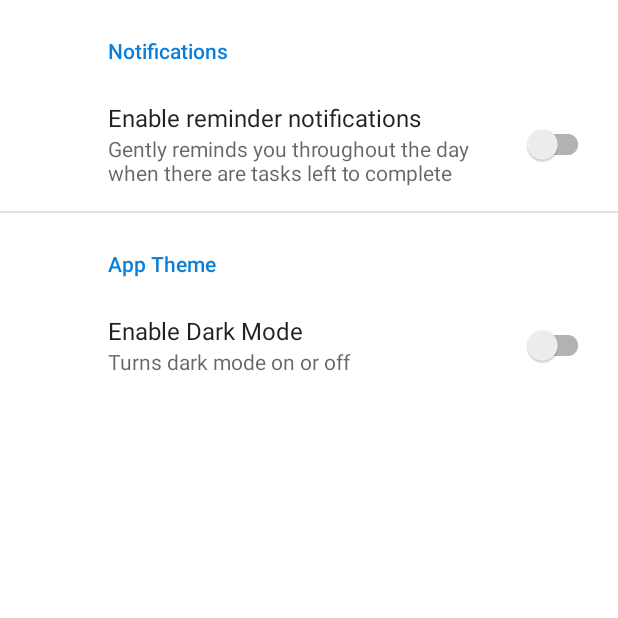
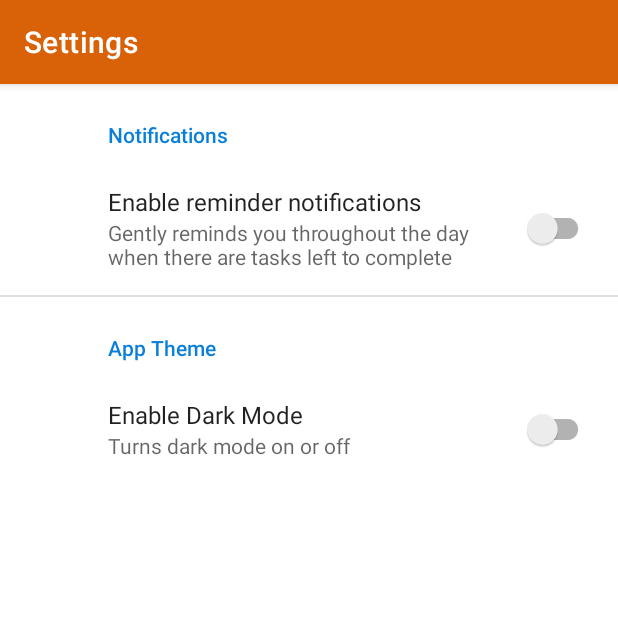
Before and after one commit to tazadejava/incremental, an Android app: the screen it shows after launch (SettingsActivity), in the options menu, after a tap on "Settings", on a phone screen of 412 x 824 dp, the top half of it. Run offline under Robolectric (Android 15) with nearby library versions, the phone set to English and light mode, and no system bars; our stand-ins replace androidx.preference, navigation-ui; libraries missing offline, so code that uses them is left out: com.github.mikephil.charting, net.lingala.zip4j; 53 statements that could not run were skipped.

Commit message:
Fix missing action bar in some activities

```diff
--- a/app/build.gradle
+++ b/app/build.gradle
@@ -7,13 +7,15 @@ android {
         applicationId "me.tazadejava.incremental"
         minSdkVersion 26
         targetSdkVersion 30
-        versionCode 1
-        versionName "1.0"
+        versionCode 2
+        versionName "1.0.1"
         testInstrumentationRunner "androidx.test.runner.AndroidJUnitRunner"
     }
     buildTypes {
         release {
-            minifyEnabled false
+            minifyEnabled true
+            shrinkResources true
+
             proguardFiles getDefaultProguardFile('proguard-android-optimize.txt'), 'proguard-rules.pro'
         }
     }
--- a/app/src/main/java/me/tazadejava/incremental/ui/create/CreateTaskActivity.java
+++ b/app/src/main/java/me/tazadejava/incremental/ui/create/CreateTaskActivity.java
@@ -8,9 +8,11 @@ import android.text.SpannableString;
 import android.text.style.ForegroundColorSpan;
 import android.view.Menu;
 import android.view.MenuItem;
+import android.view.Window;
 import android.widget.FrameLayout;
 
 import androidx.appcompat.app.AppCompatActivity;
+import androidx.appcompat.widget.Toolbar;
 
 import java.time.DayOfWeek;
 import java.time.LocalDate;
@@ -61,6 +63,7 @@ public class CreateTaskActivity extends AppCompatActivity {
     protected void onCreate(Bundle savedInstanceState) {
         super.onCreate(savedInstanceState);
         setContentView(R.layout.activity_create_task);
+
         taskManager = ((IncrementalApplication) getApplication()).getTaskManager();
 
         frame = findViewById(R.id.createTaskFrame);
--- a/app/src/main/java/me/tazadejava/incremental/ui/main/MainActivity.java
+++ b/app/src/main/java/me/tazadejava/incremental/ui/main/MainActivity.java
@@ -58,9 +58,10 @@ public class MainActivity extends AppCompatActivity {
 
         SharedPreferences prefs = PreferenceManager.getDefaultSharedPreferences(getApplicationContext());
         boolean darkMode = prefs.getAll().containsKey("darkModeOn") && ((Boolean) (prefs.getAll().get("darkModeOn")));
-        setTheme(darkMode ? R.style.AppThemeDark : R.style.AppTheme);
+        setTheme(darkMode ? R.style.AppThemeDarkNoActionBar : R.style.AppThemeNoActionBar);
 
         setContentView(R.layout.activity_main);
+
         Toolbar toolbar = findViewById(R.id.toolbar);
         setSupportActionBar(toolbar);
 
--- a/app/src/main/res/values/colors.xml
+++ b/app/src/main/res/values/colors.xml
@@ -15,8 +15,12 @@
     <color name="secondaryDarkColor">#0053a7</color>
     <color name="primaryTextColor">#333333</color>
     <color name="secondaryTextColor">#222222</color>
+    <color name="darkModeSubtextColor">#cccccc</color>
 
     <color name="taskDarkTextColor">#444444</color>
+
+    <color name="lightModeCardColor">#efefef</color>
+    <color name="lightModeCardColorActive">#cdcdcd</color>
 
     <color name="separatorGray">#b8c2c2</color>
     <color name="darkRed">#d90909</color>
--- a/app/src/main/res/values/styles.xml
+++ b/app/src/main/res/values/styles.xml
@@ -3,32 +3,68 @@
     <!-- Base application theme. -->
 <!--    <style name="AppTheme" parent="Theme.AppCompat.Light.DarkActionBar">-->
 <!--    <style name="AppTheme" parent="Theme.MaterialComponents.Light.DarkActionBar">-->
-    <style name="AppTheme" parent="Theme.MaterialComponents.DayNight.NoActionBar">
+    <style name="AppTheme" parent="Theme.MaterialComponents.DayNight.DarkActionBar">
         <item name="colorPrimary">@color/primaryColor</item>
+        <item name="colorPrimaryDark">@color/secondaryColor</item>
         <item name="colorPrimaryVariant">@color/primaryDarkColor</item>
         <item name="colorOnPrimary">@color/primaryTextColor</item>
         <item name="colorSecondary">@color/secondaryColor</item>
         <item name="colorSecondaryVariant">@color/secondaryDarkColor</item>
         <item name="colorOnSecondary">@color/secondaryTextColor</item>
 
-        <item name="cardColor">#eeeeee</item>
-        <item name="cardColorActive">#cccccc</item>
+        <item name="cardColor">@color/lightModeCardColor</item>
+        <item name="cardColorActive">@color/lightModeCardColorActive</item>
         <item name="cardTextColor">@color/primaryTextColor</item>
         <item name="subtextColor">@color/secondaryTextColor</item>
     </style>
 
-    <style name="AppThemeDark" parent="Theme.MaterialComponents.DayNight.NoActionBar">
+    <style name="AppThemeDark" parent="Theme.MaterialComponents.DayNight.DarkActionBar">
         <item name="colorPrimary">@color/primaryColor</item>
+        <item name="colorPrimaryDark">@android:color/black</item>
         <item name="colorPrimaryVariant">@color/primaryDarkColor</item>
         <item name="colorOnPrimary">@color/primaryTextColor</item>
         <item name="colorSecondary">@color/secondaryColor</item>
         <item name="colorSecondaryVariant">@color/secondaryDarkColor</item>
         <item name="colorOnSecondary">@color/secondaryTextColor</item>
 
+        <item name="android:navigationBarColor">@android:color/black</item>
+
         <item name="cardColor">@color/gray</item>
         <item name="cardColorActive">@color/lightGray</item>
         <item name="cardTextColor">@android:color/white</item>
-        <item name="subtextColor">@color/lightGray</item>
+        <item name="subtextColor">@color/darkModeSubtextColor</item>
+    </style>
+
+    <style name="AppThemeNoActionBar" parent="Theme.MaterialComponents.DayNight.NoActionBar">
+        <item name="colorPrimary">@color/primaryColor</item>
+        <item name="colorPrimaryDark">@color/secondaryColor</item>
+        <item name="colorPrimaryVariant">@color/primaryDarkColor</item>
+        <item name="colorOnPrimary">@color/primaryTextColor</item>
+        <item name="colorSecondary">@color/secondaryColor</item>
+        <item name="colorSecondaryVariant">@color/secondaryDarkColor</item>
+        <item name="colorOnSecondary">@color/secondaryTextColor</item>
+
+        <item name="cardColor">@color/lightModeCardColor</item>
+        <item name="cardColorActive">@color/lightModeCardColorActive</item>
+        <item name="cardTextColor">@color/primaryTextColor</item>
+        <item name="subtextColor">@color/secondaryTextColor</item>
+    </style>
+
+    <style name="AppThemeDarkNoActionBar" parent="Theme.MaterialComponents.DayNight.NoActionBar">
+        <item name="colorPrimary">@color/primaryColor</item>
+        <item name="colorPrimaryDark">@android:color/black</item>
+        <item name="colorPrimaryVariant">@color/primaryDarkColor</item>
+        <item name="colorOnPrimary">@color/primaryTextColor</item>
+        <item name="colorSecondary">@color/secondaryColor</item>
+        <item name="colorSecondaryVariant">@color/secondaryDarkColor</item>
+        <item name="colorOnSecondary">@color/secondaryTextColor</item>
+
+        <item name="android:navigationBarColor">@android:color/black</item>
+
+        <item name="cardColor">@color/gray</item>
+        <item name="cardColorActive">@color/lightGray</item>
+        <item name="cardTextColor">@android:color/white</item>
+        <item name="subtextColor">@color/darkModeSubtextColor</item>
     </style>
 
     <style name="AppTheme.NoActionBar">
```
